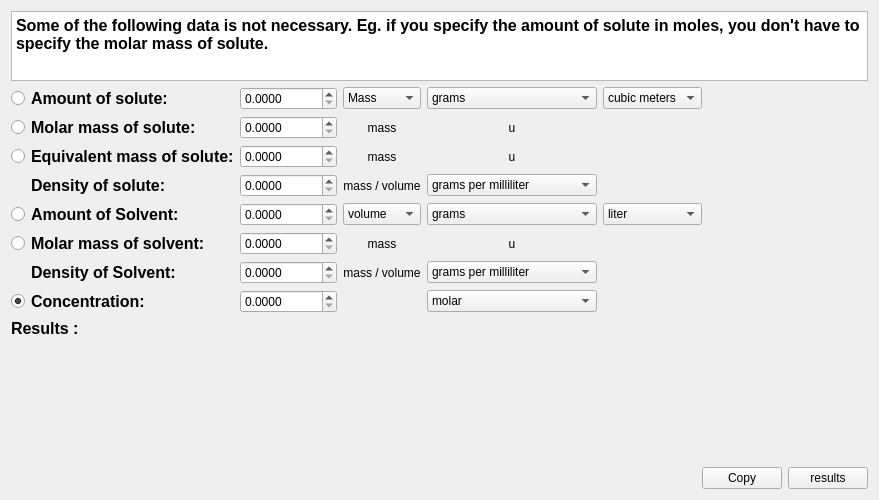
This is src/calculator/concCalculator.ui in KDE/kalzium as Qt 5 draws it before an edit. The edited form follows.
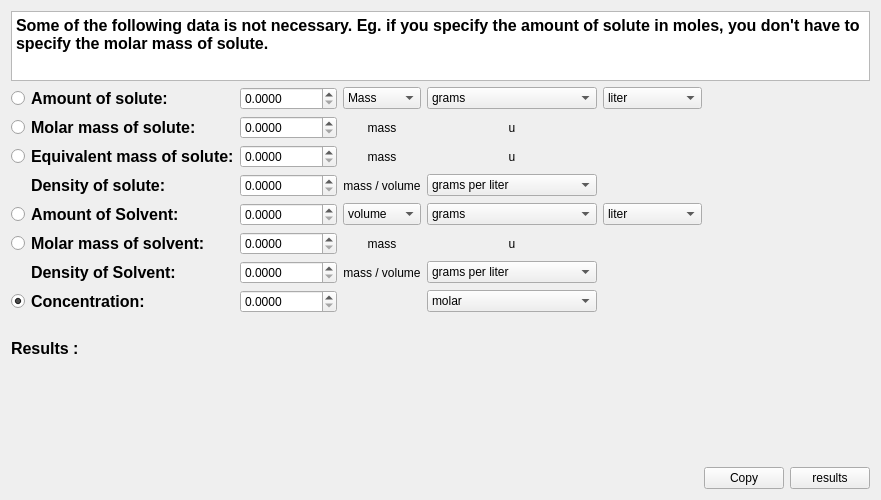
This is the edited form. Custom widgets are drawn as their Qt base class.

Commit message: Concentration calculator working. Most bugs fixed. Adding bugs.txt which contains the list of all the bugs, currently empty, Please add all the newly discovered bugs.

Patch:
```diff
--- a/src/calculator/concCalculator.ui
+++ b/src/calculator/concCalculator.ui
@@ -9,7 +9,7 @@
    <rect>
     <x>0</x>
     <y>0</y>
-    <width>879</width>
+    <width>881</width>
     <height>500</height>
    </rect>
   </property>
@@ -115,6 +115,11 @@
      </item>
      <item row="4" column="5">
       <widget class="QComboBox" name="densSlt_unit">
+       <item>
+        <property name="text">
+         <string>grams per liter</string>
+        </property>
+       </item>
        <item>
         <property name="text">
          <string>grams per milliliter</string>
@@ -535,7 +540,7 @@
        </property>
        <item>
         <property name="text">
-         <string>cubic meters</string>
+         <string>liter</string>
         </property>
        </item>
        <item>
@@ -634,7 +639,7 @@
       <widget class="QComboBox" name="densSlvt_unit">
        <item>
         <property name="text">
-         <string>grams per milliliter</string>
+         <string>grams per liter</string>
         </property>
        </item>
        <item>
@@ -681,6 +686,13 @@
      </item>
     </layout>
    </item>
+   <item>
+    <widget class="QLabel" name="error">
+     <property name="text">
+      <string/>
+     </property>
+    </widget>
+   </item>
    <item>
     <widget class="QLabel" name="label_34">
      <property name="text">
```
Left out of the diff: 11 changed lines with no effect on the pictures. The commit also changes 3 other files.
